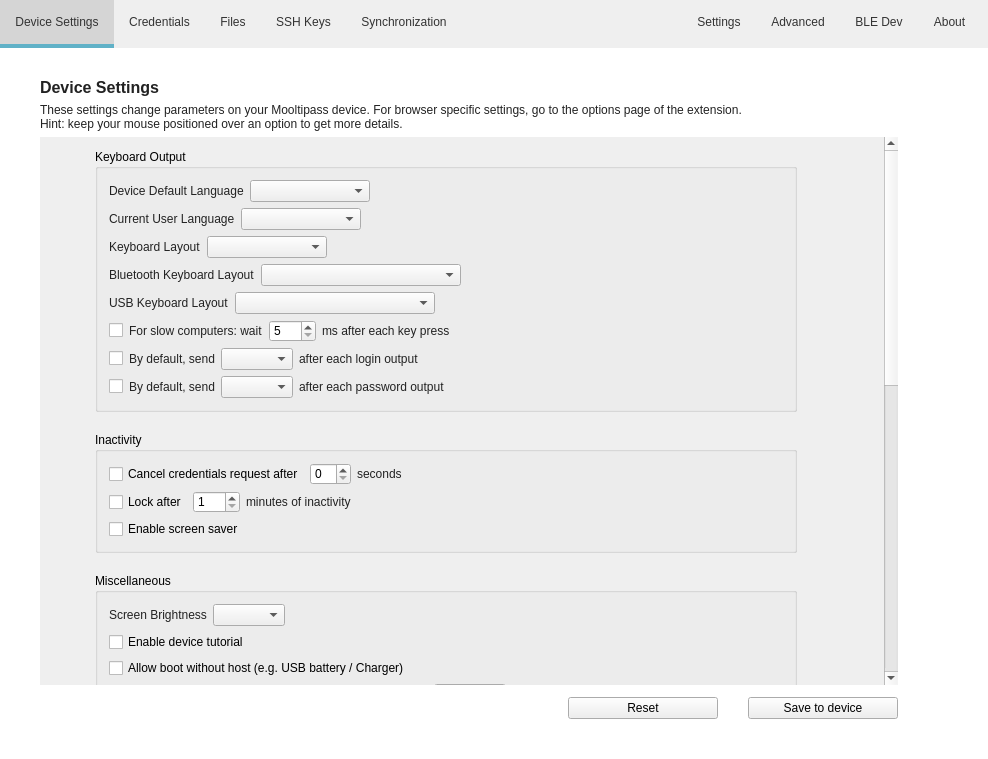
mooltipass/moolticute, file src/MainWindow.ui: the form before one commit.
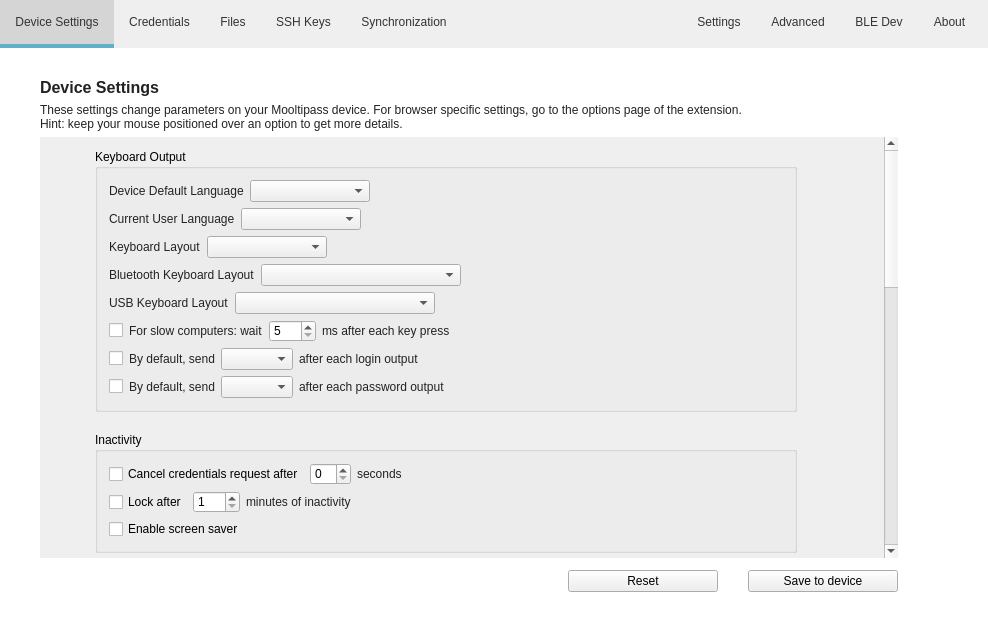
The form after the commit. The open tabs and pages were chosen to show the change. Icons and pictures are not drawn. Custom widgets are drawn as their Qt base class.

Commit message: Reset MainWindow sizes to original values

Diff of the .ui file:
```diff
--- a/src/MainWindow.ui
+++ b/src/MainWindow.ui
@@ -7,7 +7,7 @@
     <x>0</x>
     <y>0</y>
     <width>988</width>
-    <height>759</height>
+    <height>632</height>
    </rect>
   </property>
   <property name="windowTitle">
@@ -501,9 +501,9 @@
            <property name="geometry">
             <rect>
              <x>0</x>
-             <y>-361</y>
-             <width>1002</width>
-             <height>1380</height>
+             <y>0</y>
+             <width>720</width>
+             <height>882</height>
             </rect>
            </property>
            <layout class="QVBoxLayout" name="verticalLayout_2">
```
